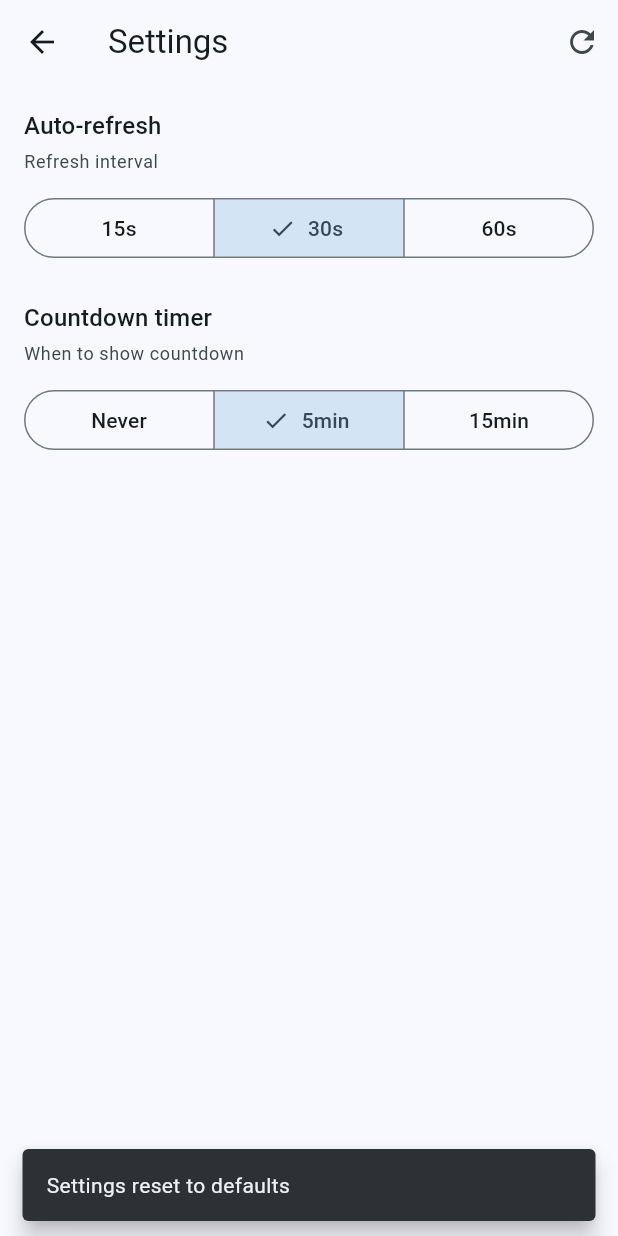
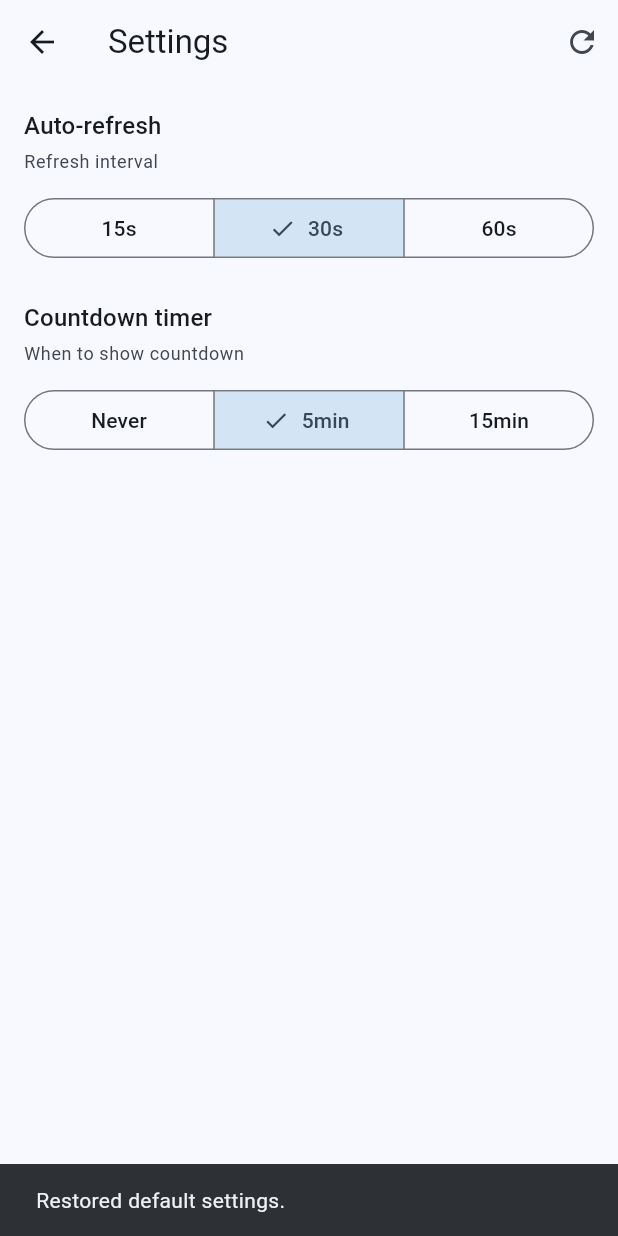
Before and after one commit to nikhilweee/path-live, a Flutter app: the SettingsPage screen opened directly, after a tap on the "refresh" icon, on a phone screen of 412 x 824 dp. Run offline on Flutter 3.47's test engine with Material 3 defaults, Android fonts, the phone set to English and light mode, and no system bars; our stand-ins replace geolocator, permission_handler, shared_preferences, sqflite, timezone; accounts and stored records are empty; network calls fail.

```diff
--- a/lib/pages/settings_page.dart
+++ b/lib/pages/settings_page.dart
@@ -72,9 +72,9 @@ class _SettingsPageState extends State<SettingsPage> {
     if (mounted) {
       ScaffoldMessenger.of(context).showSnackBar(
         const SnackBar(
-          content: Text('Settings reset to defaults'),
-          duration: Duration(seconds: 2),
-          behavior: SnackBarBehavior.floating,
+          content: Text('Restored default settings.'),
+          duration: Duration(seconds: 3),
+          behavior: SnackBarBehavior.fixed,
         ),
       );
     }
```
Also changed, not shown: lib/pages/main_page.dart (+40 -8 lines).
